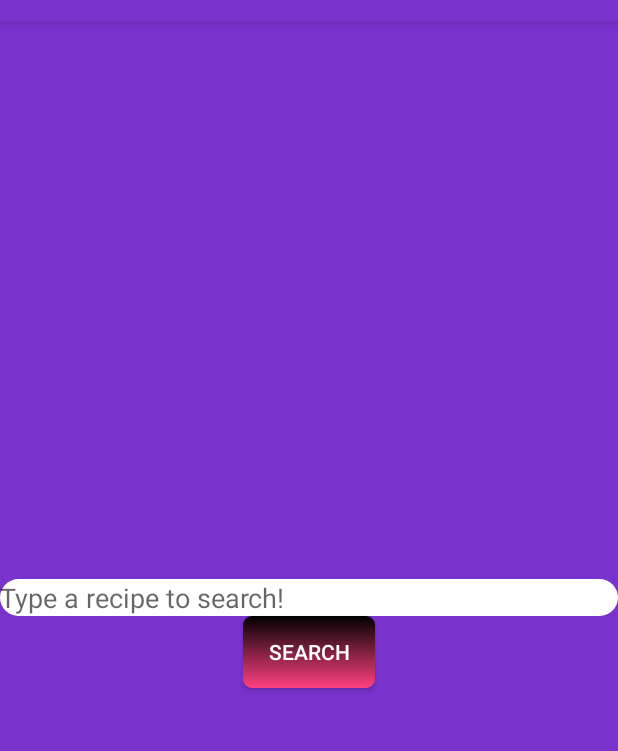
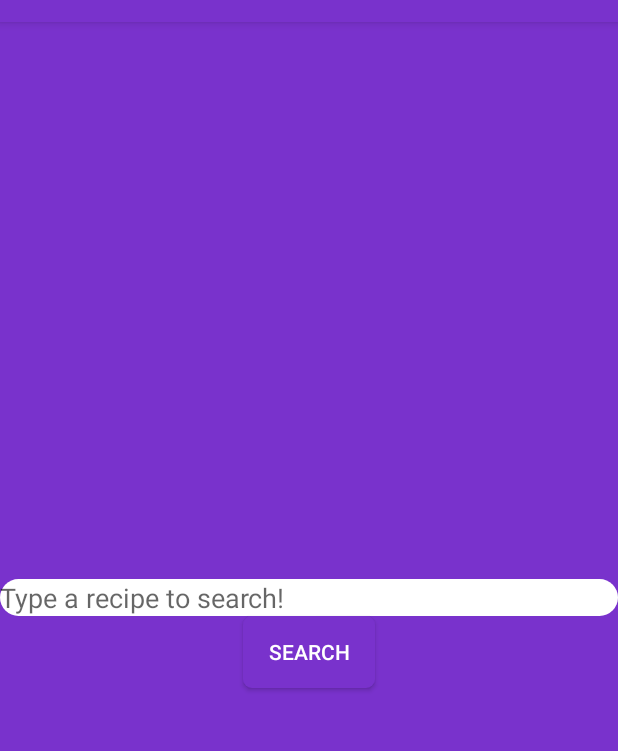
Before and after one commit to mike591/CheffyPix, an Android app: the screen it shows after launch (MainActivity), on a phone screen of 412 x 824 dp, the part 62-813 px from its top. Run offline under Robolectric (Android 15) with nearby library versions, the phone set to English and light mode, and no system bars.

Commit message:
added button drawable

```diff
--- a/app/src/main/res/drawable/home_button.xml
+++ b/app/src/main/res/drawable/home_button.xml
@@ -14,8 +14,6 @@
                 android:top="2dp"
                 android:right="8dp"
                 android:bottom="2dp" />
-            <gradient android:startColor="@color/black" android:endColor="@color/colorAccent"
-                      android:angle="270" />
             <corners android:radius="6sp" />
         </shape>
     </item>
```
